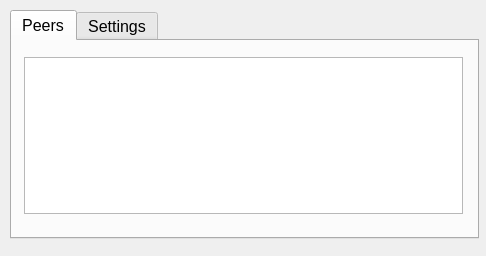
The window that lib/view/SellerTorrentPluginDialog.ui (RdeWilde/JoyStream) describes before a commit, drawn with Qt 5.
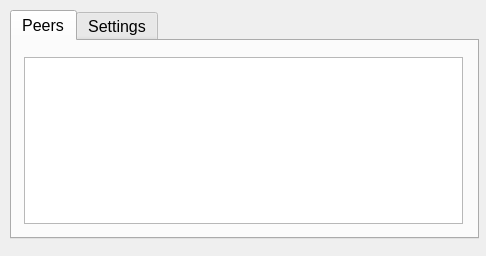
The same window after the commit.

```diff
--- a/lib/view/SellerTorrentPluginDialog.ui
+++ b/lib/view/SellerTorrentPluginDialog.ui
@@ -40,7 +40,7 @@
        <x>12</x>
        <y>16</y>
        <width>439</width>
-       <height>157</height>
+       <height>167</height>
       </rect>
      </property>
      <property name="font">
```
